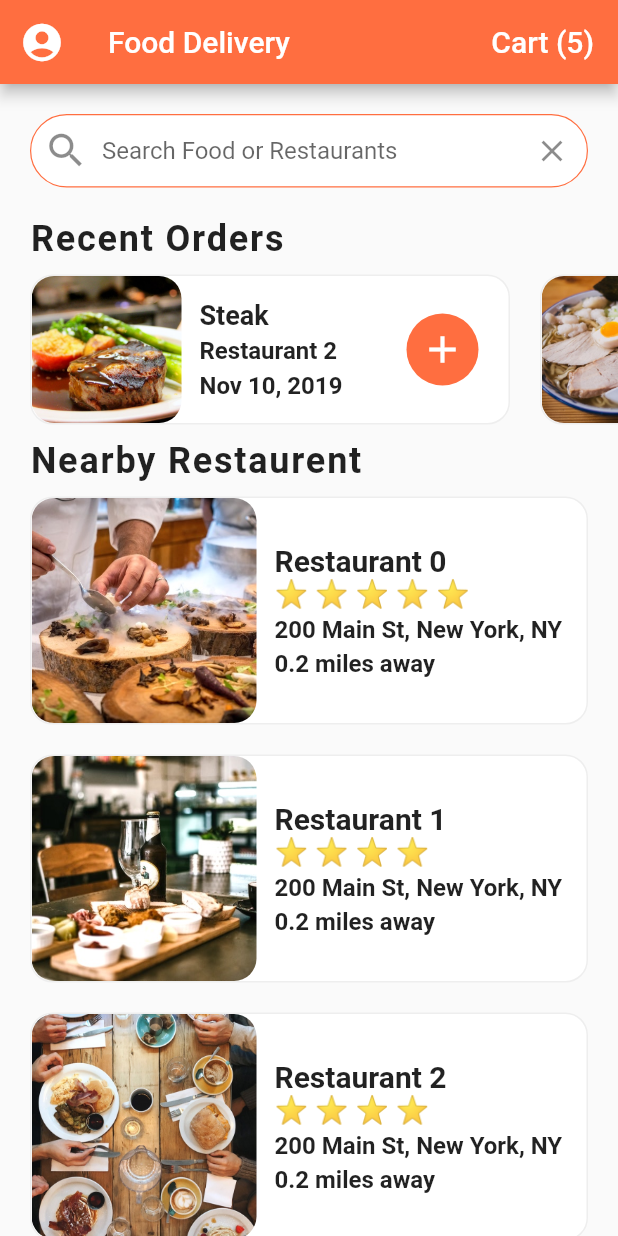
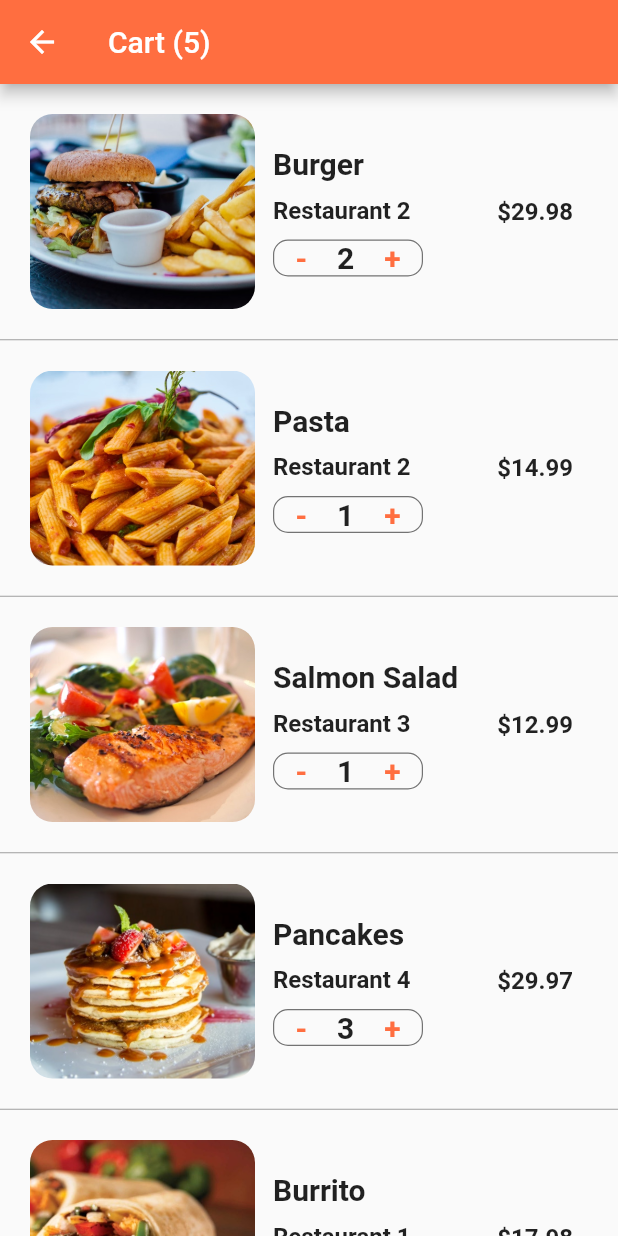
Before and after one commit to yash001dev/foodDeliveryApp, a Flutter app: the screen it shows after launch, after a tap on an icon or button, on a phone screen of 412 x 824 dp. Run offline on Flutter 3.47's test engine with Material 2 defaults, Android fonts, the phone set to English and light mode, and no system bars.

Commit message:
Cart Screen Created

```diff
--- /dev/null
+++ b/lib/screens/cart_screen.dart
@@ -0,0 +1,147 @@
+import 'package:flutter/material.dart';
+import 'package:fooddelivery/data/data.dart';
+import 'package:fooddelivery/models/order.dart';
+
+class CartScreen extends StatefulWidget {
+  @override
+  _CartScreenState createState() => _CartScreenState();
+}
+
+class _CartScreenState extends State<CartScreen> {
+  _buildCartItem(Order order) {
+    return Container(
+      padding: EdgeInsets.all(20.0),
+      height: 170.0,
+      child: Row(
+        children: <Widget>[
+          Expanded(
+            child: Row(
+              children: <Widget>[
+                Container(
+                  width: 150.0,
+                  decoration: BoxDecoration(
+                      image: DecorationImage(
+                        image: AssetImage(order.food.imageUrl),
+                        fit: BoxFit.cover,
+                      ),
+                      borderRadius: BorderRadius.circular(15.0)),
+                ),
+                Expanded(
+                  child: Container(
+                    margin: EdgeInsets.all(12.0),
+                    child: Column(
+                      mainAxisAlignment: MainAxisAlignment.center,
+                      crossAxisAlignment: CrossAxisAlignment.start,
+                      children: <Widget>[
+                        Text(
+                          order.food.name,
+                          style: TextStyle(
+                            fontSize: 20.0,
+                            fontWeight: FontWeight.bold,
+                          ),
+                          overflow: TextOverflow.ellipsis,
+                        ),
+                        SizedBox(
+                          height: 10.0,
+                        ),
+                        Text(
+                          order.restaurant.name,
+                          style: TextStyle(
+                            fontSize: 16.0,
+                            fontWeight: FontWeight.w600,
+                          ),
+                          overflow: TextOverflow.ellipsis,
+                        ),
+                        SizedBox(
+                          height: 10.0,
+                        ),
+                        Container(
+                          width: 100.0,
+                          decoration: BoxDecoration(
+                              borderRadius: BorderRadius.circular(10.0),
+                              border: Border.all(
+                                  width: 0.8, color: Colors.black54)),
+                          child: Row(
+                            mainAxisAlignment: MainAxisAlignment.center,
+                            children: <Widget>[
+                              GestureDetector(
+                                onTap: () {},
+                                child: Text(
+                                  '-',
+                                  style: TextStyle(
+                                    fontSize: 20.0,
+                                    fontWeight: FontWeight.w600,
+                                    color: Theme.of(context).primaryColor,
+                                  ),
+                                ),
+                              ),
+                              SizedBox(
+                                width: 20,
+                              ),
+                              Text(
+                                order.quantity.toString(),
+                                style: TextStyle(
+                                    fontSize: 20.0,
+                                    fontWeight: FontWeight.w600),
+                              ),
+                              SizedBox(
+                                width: 20,
+                              ),
+                              GestureDetector(
+                                onTap: () {},
+                                child: Text(
+                                  '+',
+                                  style: TextStyle(
+                                    fontSize: 20.0,
+                                    fontWeight: FontWeight.w600,
+                                    color: Theme.of(context).primaryColor,
+                                  ),
+                                ),
+                              ),
+                            ],
+                          ),
+                        )
+                      ],
+                    ),
+                  ),
+                )
+              ],
+            ),
+          ),
+          Container(
+            margin: EdgeInsets.all(10.0),
+            child: Text(
+              '\$${order.quantity * order.food.price}',
+              style: TextStyle(
+                fontSize: 16.0,
+                fontWeight: FontWeight.w600,
+              ),
+            ),
+          )
+        ],
+      ),
+    );
+  }
+
+  @override
+  Widget build(BuildContext context) {
+    return Scaffold(
+      appBar: AppBar(
+        title: Text('Cart (${currentUser.cart.length})'),
+      ),
+      body: ListView.separated(
+        itemCount: currentUser.cart.length,
+        itemBuilder: (BuildContext context, int index) {
+          Order order = currentUser.cart[index];
+          return _buildCartItem(order);
+        },
+        separatorBuilder: (BuildContext context, int index) {
+          return Divider(
+            height: 1.0,
+            color: Colors.grey,
+          );
+        },
+      ),
+    );
+  }
+}
--- a/lib/screens/home_screen.dart
+++ b/lib/screens/home_screen.dart
@@ -1,6 +1,7 @@
 import 'package:flutter/material.dart';
 import 'package:fooddelivery/data/data.dart';
 import 'package:fooddelivery/models/restaurant.dart';
+import 'package:fooddelivery/screens/cart_screen.dart';
 import 'package:fooddelivery/screens/restaurant_screen.dart';
 import 'package:fooddelivery/widgets/rating_stars.dart';
 import 'package:fooddelivery/widgets/recent_order.dart';
@@ -108,7 +109,9 @@ class _HomeScreenState extends State<HomeScreen> {
                   fontSize: 20.0,
                 ),
               ),
-              onPressed: () {},
+              onPressed: ()=>Navigator.push(context,MaterialPageRoute(builder:(_)=>CartScreen()
+              )
+              ),
             )
           ],
         ),
```
